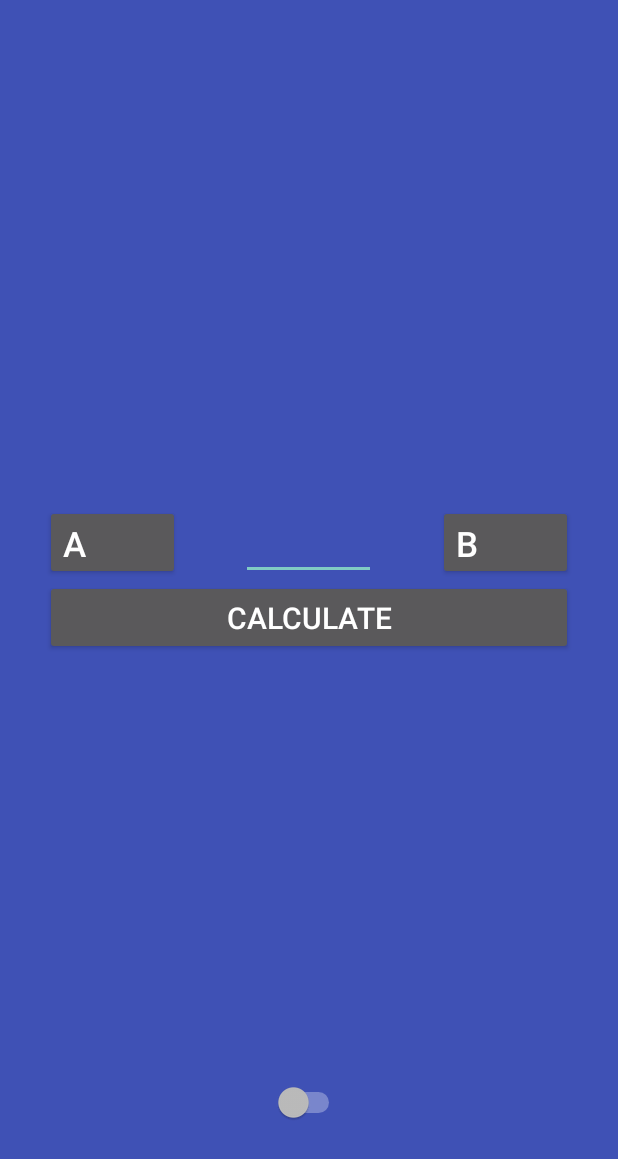
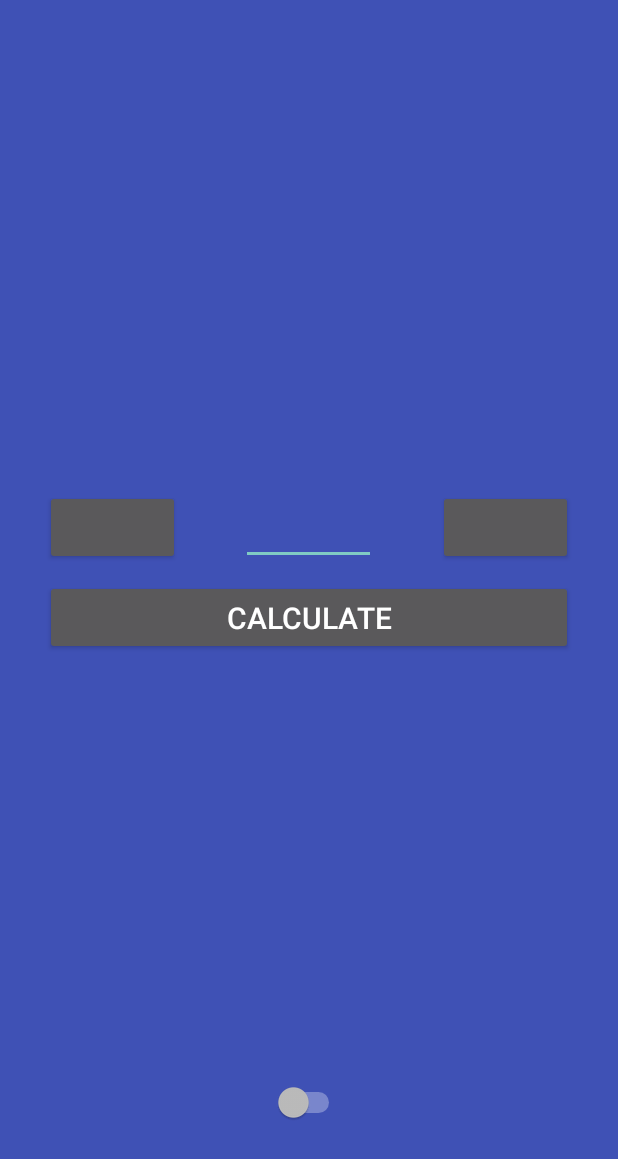
Before and after one commit to VolodymyrMitso/Homework_4, an Android app: the screen it shows after launch (MainActivity), after a tap on "CALCULATE", on a phone screen of 412 x 824 dp. Shown: the top 1159 px of the screen. Run offline under Robolectric (Android 15) with nearby library versions, the phone set to English and light mode, and no system bars.

```diff
--- a/app/src/main/java/mitso/v/homework_4/Constants.java
+++ b/app/src/main/java/mitso/v/homework_4/Constants.java
@@ -2,6 +2,55 @@ package mitso.v.homework_4;
 
 public final class Constants {
 
+    public static final int REQUEST_FIRST_ACTIVITY = 888;
+    public static final int REQUEST_SECOND_ACTIVITY = 999;
+
+
+
     public static final String BUNDLE_FIRST_NUMBER = "first number";
     public static final String BUNDLE_SECOND_NUMBER = "second number";
+
+
+
+    public static final String WARNING_FIRST_EMPTY = "there is no first number:\n".toUpperCase() +
+            "- press first button to enter first number";
+
+    public static final String WARNING_FIRST_INCORRECT_INPUT = "incorrect input - first number:\n".toUpperCase() +
+            "- use only these symbols: [1234567890.]\n" +
+            "- press first button to enter first number\n";
+
+    public static final String WARNING_FIRST_TOO_LONG = "first number is too long:\n".toUpperCase() +
+            "- use numbers from [0] to [9.9] , step [0.1]\n" +
+            "- press first button to enter first number";
+
+
+
+    public static final String WARNING_SECOND_EMPTY = "there is no second number:\n".toUpperCase() +
+            "- press second button to enter second number";
+
+    public static final String WARNING_SECOND_INCORRECT_INPUT = "incorrect input - second number:\n".toUpperCase() +
+            "- use only these symbols: [1234567890.]\n" +
+            "- press second button to enter second number\n";
+
+    public static final String WARNING_SECOND_TOO_LONG = "second number is too long:\n".toUpperCase() +
+            "- use numbers from [0] to [9.9] , step [0.1]\n" +
+            "- press second button to enter second number";
+
+
+
+    public static final String WARNING_BOTH_EMPTY = "there are no numbers:\n".toUpperCase() +
+            "- press first button to enter first number\n" +
+            "- press second button to enter second number";
+
+
+
+    public static final String WARNING_SIGN_EMPTY = "there is no sign:\n".toUpperCase() +
+            "- enter sign between two numbers";
+
+    public static final String WARNING_SIGN_INCORRECT_INPUT = "incorrect input sign:\n".toUpperCase() +
+            "- use one of these symbols:\n" +
+            "[+] or [-] or [*] or [/]\n" +
+            "- enter sign between two numbers";
+
+
 }
--- a/app/src/main/java/mitso/v/homework_4/MainActivity.java
+++ b/app/src/main/java/mitso/v/homework_4/MainActivity.java
@@ -7,21 +7,21 @@ import android.view.Gravity;
 import android.view.View;
 import android.widget.Button;
 import android.widget.CompoundButton;
+import android.widget.EditText;
 import android.widget.Switch;
+import android.widget.TextView;
 import android.widget.Toast;
 
-public class MainActivity extends Activity implements
-        CompoundButton.OnCheckedChangeListener,
-        View.OnClickListener {
-
-    private static final int REQUEST_FIRST_ACTIVITY = 888;
-    private static final int REQUEST_SECOND_ACTIVITY = 999;
+public class MainActivity extends Activity implements CompoundButton.OnCheckedChangeListener, View.OnClickListener {
 
     private static String firstNumberString = "";
     private static String secondNumberString = "";
 
-    public static Button firstButton;
-    public static Button secondButton;
+    private static Button firstButton;
+    private static Button secondButton;
+
+    public static EditText signEditText;
+    public static TextView resultView;
 
     Switch switchButton; // !!!
 
@@ -39,7 +39,11 @@ public class MainActivity extends Activity implements
         firstButton.setOnClickListener(this);
         secondButton = (Button) findViewById(R.id.btn_SecondButton_MA);
         secondButton.setOnClickListener(this);
+
         findViewById(R.id.btn_Calculate_MA).setOnClickListener(this);
+
+        resultView = (TextView) findViewById(R.id.tv_Result_MA);
+        signEditText = (EditText) findViewById(R.id.et_Sign_MA);
     }
 
     @Override
@@ -52,18 +56,19 @@ public class MainActivity extends Activity implements
                 openSecondActivity();
                 break;
             case R.id.btn_Calculate_MA:
-                Support.CheckAndCalculate(firstNumberString, secondNumberString, this);
+                MainSupport.calculate(firstNumberString, secondNumberString, this);
+                break;
         }
     }
 
     private void openFirstActivity(){
         Intent intent = new Intent(this, FirstActivity.class);
-        startActivityForResult(intent, REQUEST_FIRST_ACTIVITY);
+        startActivityForResult(intent, Constants.REQUEST_FIRST_ACTIVITY);
     }
 
     private void openSecondActivity() {
         Intent intent = new Intent(this, SecondActivity.class);
-        startActivityForResult(intent, REQUEST_SECOND_ACTIVITY);
+        startActivityForResult(intent, Constants.REQUEST_SECOND_ACTIVITY);
     }
 
     @Override
@@ -71,14 +76,16 @@ public class MainActivity extends Activity implements
         super.onActivityResult(requestCode, resultCode, data);
         if (resultCode == RESULT_OK) {
             switch (requestCode) {
-                case REQUEST_FIRST_ACTIVITY:
+                case Constants.REQUEST_FIRST_ACTIVITY:
                     firstNumberString = data.getStringExtra(Constants.BUNDLE_FIRST_NUMBER);
+                    firstButton.setText(firstNumberString);
                     Toast toast1 = Toast.makeText(this, firstNumberString, Toast.LENGTH_SHORT);
                     toast1.setGravity(Gravity.CENTER,0,-500);
                     toast1.show();
                     break;
-                case REQUEST_SECOND_ACTIVITY:
+                case Constants.REQUEST_SECOND_ACTIVITY:
                     secondNumberString = data.getStringExtra(Constants.BUNDLE_SECOND_NUMBER);
+                    secondButton.setText(secondNumberString);
                     Toast toast2 = Toast.makeText(this, secondNumberString, Toast.LENGTH_SHORT);
                     toast2.setGravity(Gravity.CENTER,0,-500);
                     toast2.show();
--- a/app/src/main/java/mitso/v/homework_4/Support.java
+++ /dev/null
@@ -1,100 +0,0 @@
-package mitso.v.homework_4;
-
-import android.content.Context;
-import android.view.Gravity;
-import android.widget.Toast;
-
-public class Support {
-
-    private static Context context;
-
-    private static final String WARNING_FIRST_EMPTY = "there is no first number:\n".toUpperCase() +
-            "- press first button to enter first number";
-
-    private static final String WARNING_SECOND_EMPTY = "there is no second number:\n".toUpperCase() +
-            "- press second button to enter second number";
-
-    private static final String WARNING_BOTH_EMPTY = "there are no numbers:\n".toUpperCase() +
-            "- press first button to enter first number\n" +
-            "- press second button to enter second number";
-
-    private static final String WARNING_BOTH_INCORRECT_INPUT = "incorrect input - both numbers:\n".toUpperCase() +
-            "- use only these symbols [1234567890.]\n" +
-            "- press first button to enter first number\n" +
-            "- press second button to enter second number";
-
-    private static final String WARNING_FIRST_INCORRECT_INPUT = "incorrect input - first number:\n".toUpperCase() +
-            "- use only these symbols [1234567890.]\n" +
-            "- press first button to enter first number\n";
-
-
-    private static final String WARNING_SECOND_INCORRECT_INPUT = "incorrect input - second number:\n".toUpperCase() +
-            "- use only these symbols [1234567890.]\n" +
-            "- press second button to enter second number\n";
-
-    private static final String WARNING_BOTH_TOO_LONG = "numbers are too long:\n".toUpperCase() +
-            "- use numbers from [0] to [9.9] , step [0.1]\n" +
-            "- press first button to enter first number\n" +
-            "- press second button to enter second number";
-
-    private static final String WARNING_FIRST_TOO_LONG = "first number is too long:\n".toUpperCase() +
-            "- use numbers from [0] to [9.9] , step [0.1]\n" +
-            "- press first button to enter first number";
-
-    private static final String WARNING_SECOND_TOO_LONG = "second number is too long:\n".toUpperCase() +
-            "- use numbers from [0] to [9.9] , step [0.1]\n" +
-            "- press second button to enter second number";
-
-    public static void CheckAndCalculate(String s1, String s2, Context c) {
-
-        context = c;
-
-        if (s1.isEmpty() && s2.isEmpty()) {
-            showToast(WARNING_BOTH_EMPTY);
-        } else if (s1.isEmpty()) {
-            showToast(WARNING_FIRST_EMPTY);
-        } else if (s2.isEmpty()) {
-            showToast(WARNING_SECOND_EMPTY);
-        } else {
-            if (!isStringADouble(s1) && !isStringADouble(s2)) {
-                showToast(WARNING_BOTH_INCORRECT_INPUT);
-            } else if (!isStringADouble(s1)) {
-                showToast(WARNING_FIRST_INCORRECT_INPUT);
-            } else if (!isStringADouble(s2)) {
-                showToast(WARNING_SECOND_INCORRECT_INPUT);
-            } else {
-                if (!s1.contains("."))
-                    s1 += ".0";
-                if (!s2.contains("."))
-                    s2 += ".0";
-                if (s1.length() > 3 && s2.length() > 3) {
-                    showToast(WARNING_BOTH_TOO_LONG);
-                } else if (s1.length() > 3) {
-                    showToast(WARNING_FIRST_TOO_LONG);
-                } else if (s2.length() > 3) {
-                    showToast(WARNING_SECOND_TOO_LONG);
-                } else {
-                    MainActivity.firstButton.setText(s1);
-                    MainActivity.secondButton.setText(s2);
-                    double a = Double.parseDouble(s1);
-                    double b = Double.parseDouble(s2);
-                }
-            }
-        }
-    }
-
-    private static void showToast(String warning) {
-        Toast toast = Toast.makeText(context, warning, Toast.LENGTH_SHORT);
-        toast.setGravity(Gravity.CENTER,0,-500);
-        toast.show();
-    }
-
-    private static boolean isStringADouble(String s) {
-        try {
-            Double.parseDouble(s);
-            return true;
-        } catch (NumberFormatException e) {
-            return false;
-        }
-    }
-}
--- a/app/src/main/res/layout/main.xml
+++ b/app/src/main/res/layout/main.xml
@@ -31,9 +31,9 @@
         style="@style/stl_littleButtonStyle"
 
         android:id="@+id/btn_FirstButton_MA"
-        android:text="A"
 
-        android:layout_above="@id/btn_Calculate_MA"
+        android:layout_above="@+id/btn_Calculate_MA"
+        android:layout_marginBottom="10dp"
         android:layout_alignLeft="@id/btn_Calculate_MA"
         android:layout_alignStart="@id/btn_Calculate_MA" />
 
@@ -44,16 +44,26 @@
         android:gravity="center"
 
         android:layout_above="@id/btn_Calculate_MA"
+        android:layout_marginBottom="10dp"
         android:layout_centerHorizontal="true" />
 
     <Button
         style="@style/stl_littleButtonStyle"
 
         android:id="@+id/btn_SecondButton_MA"
-        android:text="B"
 
         android:layout_above="@id/btn_Calculate_MA"
+        android:layout_marginBottom="10dp"
         android:layout_alignRight="@id/btn_Calculate_MA"
         android:layout_alignEnd="@id/btn_Calculate_MA" />
 
+    <TextView
+        style="@style/stl_bigButtonStyle"
+
+        android:id="@+id/tv_Result_MA"
+
+        android:layout_below="@+id/btn_Calculate_MA"
+        android:layout_marginTop="10dp"
+        android:layout_centerHorizontal="true" />
+
 </RelativeLayout>
```
Also changed, not shown: app/src/main/java/mitso/v/homework_4/FirstActivity.java (+4 -5 lines), app/src/main/java/mitso/v/homework_4/FirstSupport.java (added, +56 -0 lines), app/src/main/java/mitso/v/homework_4/MainSupport.java (added, +65 -0 lines), app/src/main/java/mitso/v/homework_4/SecondActivity.java (+4 -5 lines), app/src/main/java/mitso/v/homework_4/SecondSupport.java (added, +56 -0 lines).
